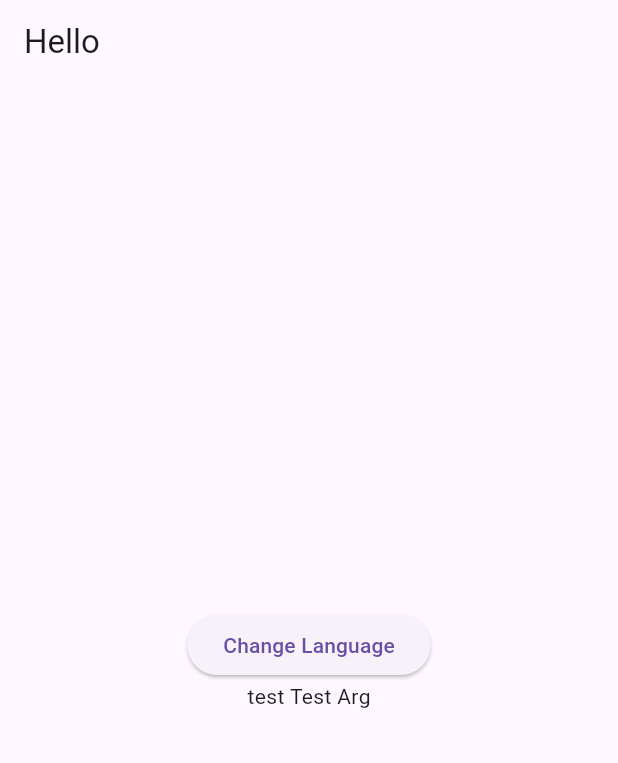
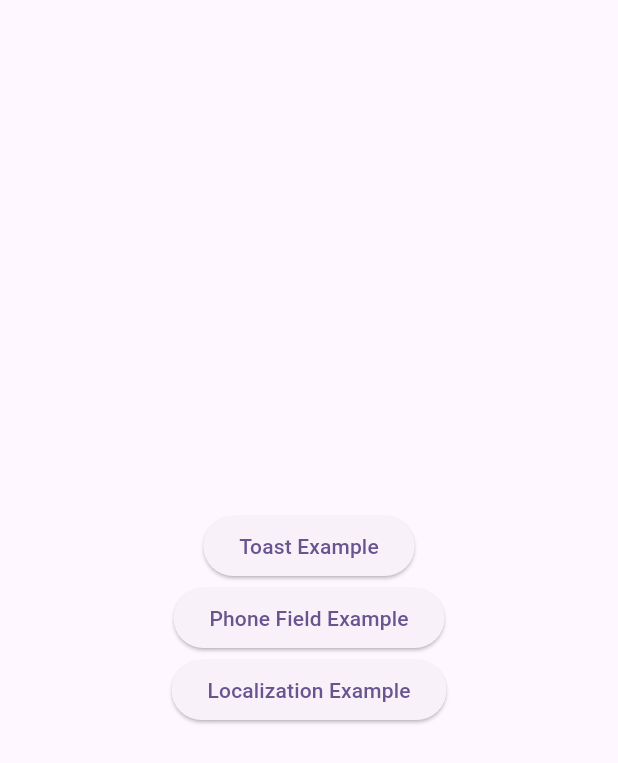
Before and after one commit to ANILSRGT/flutter_penta_core, a Flutter app: the screen it shows after launch, on a phone screen of 412 x 824 dp. Shown: the top 763 px of the screen. Run offline on Flutter 3.47's test engine with Material 3 defaults, Android fonts, the phone set to English and light mode, and no system bars; our stand-ins replace internet_connection_checker.

Commit message:
penta toast

```diff
--- a/example/lib/home_page.dart
+++ b/example/lib/localization_example_page.dart
@@ -1,10 +1,11 @@
 import 'package:example/locale_keys.g.dart';
-import 'package:example/main.dart';
 import 'package:flutter/material.dart';
 import 'package:penta_core/penta_core.dart';
 
-class HomePage extends StatelessWidget {
-  const HomePage({super.key});
+enum AppLocale { en, tr }
+
+class LocalizationExamplePage extends StatelessWidget {
+  const LocalizationExamplePage({super.key});
 
   @override
   Widget build(BuildContext context) {
--- a/example/lib/main.dart
+++ b/example/lib/main.dart
@@ -1,8 +1,8 @@
-import 'package:example/home_page.dart';
+import 'package:example/localization_example_page.dart';
+import 'package:example/phone_field_example_page.dart';
+import 'package:example/toast_example_page.dart';
 import 'package:flutter/material.dart';
 import 'package:penta_core/penta_core.dart';
-
-enum AppLocale { en, tr }
 
 Future<void> main() async {
   WidgetsFlutterBinding.ensureInitialized();
@@ -13,18 +13,75 @@ Future<void> main() async {
   );
 
   runApp(
-    LocaleManagerProvider.create(
-      defaultLocale: AppLocale.en,
-      child: const MainApp(),
-    ),
+    LocaleManagerProvider.create(defaultLocale: AppLocale.en, child: _MyApp()),
   );
 }
 
-class MainApp extends StatelessWidget {
-  const MainApp({super.key});
+class _MyApp extends StatelessWidget {
+  _MyApp();
+
+  final _pages = [
+    (ToastExamplePage(), 'Toast Example'),
+    (PhoneFieldExamplePage(), 'Phone Field Example'),
+    (LocalizationExamplePage(), 'Localization Example'),
+  ];
 
   @override
   Widget build(BuildContext context) {
-    return MaterialApp(home: const HomePage());
+    return MaterialApp(
+      debugShowCheckedModeBanner: false,
+      theme: ThemeData(
+        colorScheme: ColorScheme.fromSeed(seedColor: Colors.deepPurple),
+        useMaterial3: true,
+      ),
+      builder: (_, child) {
+        return PentaToast(
+          config: PentaToastConfig(
+            backgroundColor: Colors.black.withValues(alpha: 0.5),
+            borderRadius: BorderRadius.circular(10),
+            padding: EdgeInsets.all(10),
+            animationDuration: Duration(milliseconds: 300),
+            boxShadow: [
+              BoxShadow(
+                color: Colors.black.withValues(alpha: 0.5),
+                blurRadius: 8,
+                offset: Offset(0, 2),
+              ),
+            ],
+            position: PentaToastPosition.bottomCenter,
+            duration: Duration(seconds: 3),
+            maxToasts: 2,
+          ),
+          child: child!,
+        );
+      },
+      home: Builder(
+        builder: (context) {
+          return Scaffold(
+            body: Center(
+              child: SingleChildScrollView(
+                child: Column(
+                  mainAxisAlignment: MainAxisAlignment.center,
+                  children:
+                      _pages
+                          .map(
+                            (page) => ElevatedButton(
+                              onPressed: () {
+                                Navigator.push(
+                                  context,
+                                  MaterialPageRoute(builder: (_) => page.$1),
+                                );
+                              },
+                              child: Text(page.$2),
+                            ),
+                          )
+                          .toList(),
+                ),
+              ),
+            ),
+          );
+        },
+      ),
+    );
   }
 }
--- a/lib/src/widgets/index.dart
+++ b/lib/src/widgets/index.dart
@@ -3,3 +3,4 @@ export 'layout/index.dart';
 export 'padding/index.dart';
 export 'sizedbox/index.dart';
 export 'text/index.dart';
+export 'toast/penta_toast.dart';
--- /dev/null
+++ b/lib/src/widgets/toast/penta_toast.dart
@@ -0,0 +1,44 @@
+import 'dart:async';
+import 'package:flutter/material.dart';
+
+part 'penta_toast_config.dart';
+part 'penta_toast_positions_enum.dart';
+part 'penta_toast_show_options.dart';
+part 'penta_toast_data.dart';
+part 'penta_toast_controller.dart';
+
+class PentaToast extends StatefulWidget {
+  const PentaToast({
+    this.child,
+    super.key,
+    PentaToastConfig? config,
+  }) : _config = config ?? const PentaToastConfig();
+
+  final Widget? child;
+  final PentaToastConfig _config;
+
+  @override
+  State<PentaToast> createState() => _PentaToastState();
+}
+
+class _PentaToastState extends State<PentaToast> with TickerProviderStateMixin {
+  @override
+  Widget build(BuildContext context) {
+    return Overlay(
+      initialEntries: [
+        OverlayEntry(
+          builder: (ctx) {
+            WidgetsBinding.instance.addPostFrameCallback((_) {
+              PentaToastController.I.init(
+                overlayState: Overlay.of(ctx),
+                config: widget._config,
+                vsync: this,
+              );
+            });
+            return widget.child ?? const SizedBox.shrink();
+          },
+        ),
+      ],
+    );
+  }
+}
--- /dev/null
+++ b/lib/src/widgets/toast/penta_toast_config.dart
@@ -0,0 +1,106 @@
+part of 'penta_toast.dart';
+
+/// Configuration class for toast settings
+class PentaToastConfig {
+  const PentaToastConfig({
+    this.position = PentaToastPosition.bottomCenter,
+    this.duration = const Duration(seconds: 3),
+    this.backgroundColor,
+    this.borderRadius,
+    this.padding,
+    this.margin = 24,
+    this.animationDuration = const Duration(milliseconds: 300),
+    this.boxShadow,
+    this.customAnimation,
+    this.maxToasts = 2,
+    this.delayBetweenToasts = const Duration(milliseconds: 500),
+    TextStyle? style,
+    TextAlign? textAlign,
+    int? maxLines,
+    TextOverflow? overflow,
+  }) : textAlign = textAlign ?? TextAlign.center,
+       style = style ?? const TextStyle(fontSize: 16, color: Colors.white),
+       maxLines = maxLines ?? 1,
+       overflow = overflow ?? TextOverflow.ellipsis;
+
+  /// Position for toasts
+  final PentaToastPosition position;
+
+  /// Duration for toasts
+  final Duration duration;
+
+  /// Background color for toasts
+  final Color? backgroundColor;
+
+  /// Border radius for toasts
+  final BorderRadius? borderRadius;
+
+  /// Padding for toasts
+  final EdgeInsetsGeometry? padding;
+
+  /// Margin for toasts
+  final double margin;
+
+  /// Animation duration for toasts
+  final Duration animationDuration;
+
+  /// Shadow for toasts
+  final List<BoxShadow>? boxShadow;
+
+  /// Custom animation for toasts
+  final Widget Function(Widget child)? customAnimation;
+
+  /// Maximum number of toasts that can be shown simultaneously
+  final int maxToasts;
+
+  /// Delay between toasts
+  final Duration delayBetweenToasts;
+
+  /// Style for toasts
+  final TextStyle style;
+
+  /// Text align for toasts
+  final TextAlign textAlign;
+
+  /// Max lines for toasts
+  final int maxLines;
+
+  /// Overflow for toasts
+  final TextOverflow overflow;
+
+  PentaToastConfig copyWith({
+    PentaToastPosition? position,
+    Duration? duration,
+    ValueGetter<Color?>? backgroundColor,
+    ValueGetter<BorderRadius?>? borderRadius,
+    ValueGetter<EdgeInsetsGeometry?>? padding,
+    double? margin,
+    Duration? animationDuration,
+    ValueGetter<List<BoxShadow>?>? boxShadow,
+    int? maxToasts,
+    Duration? delayBetweenToasts,
+    TextStyle? style,
+    TextAlign? textAlign,
+    int? maxLines,
+    TextOverflow? overflow,
+  }) {
+    return PentaToastConfig(
+      position: position ?? this.position,
+      duration: duration ?? this.duration,
+      backgroundColor:
+          backgroundColor != null ? backgroundColor() : this.backgroundColor,
+      borderRadius: borderRadius != null ? borderRadius() : this.borderRadius,
+      padding: padding != null ? padding() : this.padding,
+      margin: margin ?? this.margin,
+      animationDuration: animationDuration ?? this.animationDuration,
+      boxShadow: boxShadow != null ? boxShadow() : this.boxShadow,
+      customAnimation: customAnimation,
+      maxToasts: maxToasts ?? this.maxToasts,
+      delayBetweenToasts: delayBetweenToasts ?? this.delayBetweenToasts,
+      style: style ?? this.style,
+      textAlign: textAlign ?? this.textAlign,
+      maxLines: maxLines ?? this.maxLines,
+      overflow: overflow ?? this.overflow,
+    );
+  }
+}
--- /dev/null
+++ b/lib/src/widgets/toast/penta_toast_data.dart
@@ -0,0 +1,13 @@
+part of 'penta_toast.dart';
+
+class _PentaToastData {
+  const _PentaToastData({
+    required this.id,
+    required this.overlayEntry,
+    required this.options,
+  });
+
+  final int id;
+  final OverlayEntry overlayEntry;
+  final PentaToastShowOptions options;
+}
--- /dev/null
+++ b/lib/src/widgets/toast/penta_toast_positions_enum.dart
@@ -0,0 +1,57 @@
+part of 'penta_toast.dart';
+
+enum PentaToastPosition {
+  topLeft,
+  topCenter,
+  topRight,
+  centerLeft,
+  centerMiddle,
+  centerRight,
+  bottomLeft,
+  bottomCenter,
+  bottomRight;
+
+  DismissDirection get dismissDirection => switch (this) {
+    PentaToastPosition.topLeft => DismissDirection.endToStart,
+    PentaToastPosition.topCenter => DismissDirection.up,
+    PentaToastPosition.topRight => DismissDirection.startToEnd,
+    PentaToastPosition.centerLeft => DismissDirection.endToStart,
+    PentaToastPosition.centerMiddle => DismissDirection.none,
+    PentaToastPosition.centerRight => DismissDirection.startToEnd,
+    PentaToastPosition.bottomLeft => DismissDirection.endToStart,
+    PentaToastPosition.bottomCenter => DismissDirection.down,
+    PentaToastPosition.bottomRight => DismissDirection.startToEnd,
+  };
+
+  Alignment get alignment => switch (this) {
+    PentaToastPosition.topLeft => Alignment.topLeft,
+    PentaToastPosition.topCenter => Alignment.topCenter,
+    PentaToastPosition.topRight => Alignment.topRight,
+    PentaToastPosition.centerLeft => Alignment.centerLeft,
+    PentaToastPosition.centerMiddle => Alignment.center,
+    PentaToastPosition.centerRight => Alignment.centerRight,
+    PentaToastPosition.bottomLeft => Alignment.bottomLeft,
+    PentaToastPosition.bottomCenter => Alignment.bottomCenter,
+    PentaToastPosition.bottomRight => Alignment.bottomRight,
+  };
+
+  EdgeInsets margin(double margin) => switch (this) {
+    PentaToastPosition.topLeft => EdgeInsets.only(top: margin, left: margin),
+    PentaToastPosition.topCenter => EdgeInsets.only(top: margin),
+    PentaToastPosition.topRight => EdgeInsets.only(top: margin, right: margin),
+    PentaToastPosition.centerLeft => EdgeInsets.only(left: margin),
+    PentaToastPosition.centerMiddle => EdgeInsets.zero,
+    PentaToastPosition.centerRight => EdgeInsets.only(right: margin),
+    PentaToastPosition.bottomLeft => EdgeInsets.only(
+      bottom: margin,
+      left: margin,
+    ),
+    PentaToastPosition.bottomCenter => EdgeInsets.only(
+      bottom: margin,
+    ),
+    PentaToastPosition.bottomRight => EdgeInsets.only(
+      bottom: margin,
+      right: margin,
+    ),
+  };
+}
--- /dev/null
+++ b/lib/src/widgets/toast/penta_toast_show_options.dart
@@ -0,0 +1,17 @@
+part of 'penta_toast.dart';
+
+class PentaToastShowOptions {
+  const PentaToastShowOptions({
+    this.config,
+    this.onDismissed,
+    this.dissmissAll = false,
+    this.stackCount = 1,
+    this.dissmissable = true,
+  }) : assert(stackCount > 0, 'stackCount must be greater than 0');
+
+  final PentaToastConfig? config;
+  final VoidCallback? onDismissed;
+  final bool dissmissable;
+  final bool dissmissAll;
+  final int stackCount;
+}
```
Also changed, not shown: example/lib/phone_field_example_page.dart (+7 -12 lines), example/lib/toast_example_page.dart (added, +25 -0 lines), lib/src/managers/locale/locale_manager.dart (+5 -3 lines), lib/src/widgets/toast/penta_toast_controller.dart (added, +243 -0 lines), example/pubspec.lock, lib/penta_core.dart (line endings or trailing spaces), 20 other files.
